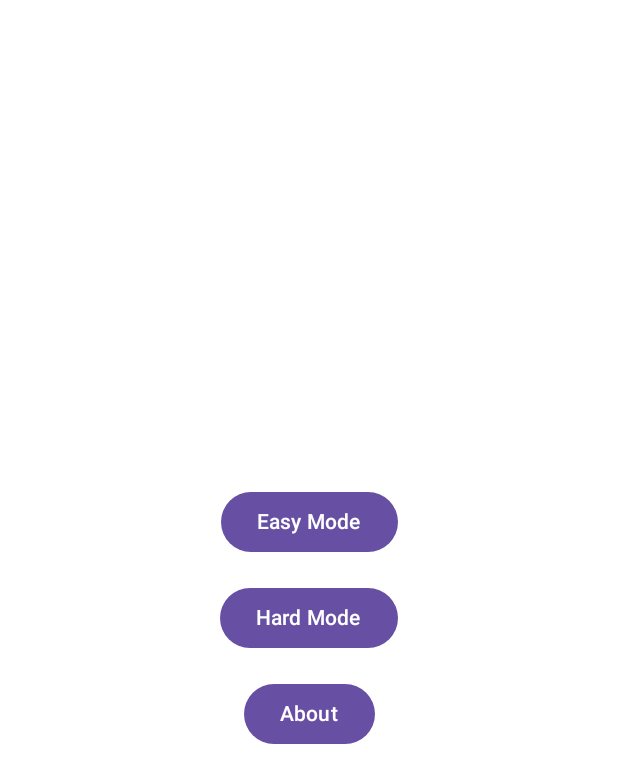
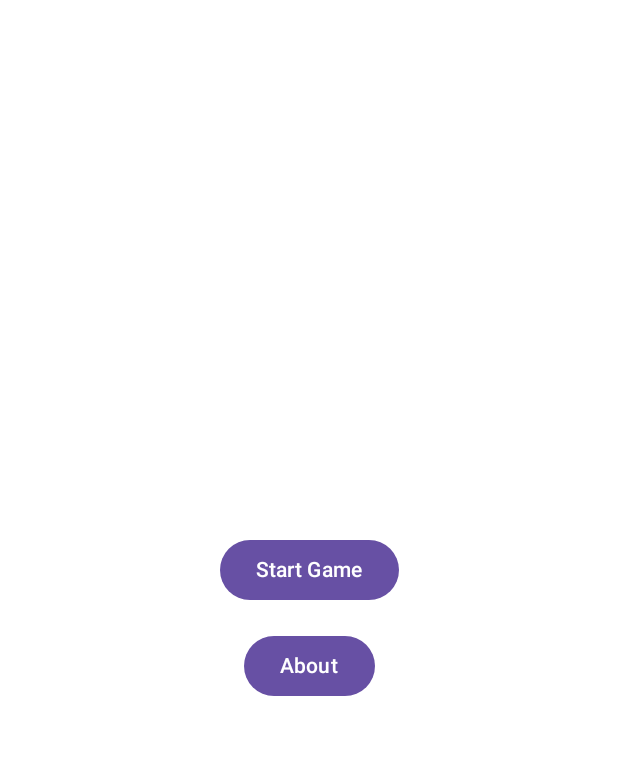
Before and after one commit to agzaiyenth/Dice-Mobile-Game, an Android app built with Jetpack Compose: the MainMenuScreen screen opened through its navigation route, on a phone screen of 412 x 824 dp. Shown: the top 783 px of the screen. Run offline under Robolectric (Android 15) with nearby library versions, the phone set to English and light mode, and no system bars.

Commit message:
Add mode selection dialog and dropdown for game difficulty; refactor MainMenuScreen and DiceGameViewModel to integrate mode selection

```diff
--- a/app/src/main/java/com/example/rollthedice/ui/theme/GameScreen.kt
+++ b/app/src/main/java/com/example/rollthedice/ui/theme/GameScreen.kt
@@ -8,11 +8,9 @@ import androidx.compose.ui.unit.dp
 import androidx.navigation.NavController
 import com.example.rollthedice.viewmodel.DiceGameViewModel
 import androidx.compose.runtime.collectAsState
-
-
 @Composable
-fun GameScreen(navController: NavController, mode: String) {
-    val viewModel = remember { DiceGameViewModel(mode) } // Pass mode to ViewModel
+fun GameScreen(navController: NavController, mode: String) { // ✅ Mode is passed and fixed
+    val viewModel = remember { DiceGameViewModel(mode) } // ✅ Pass mode to ViewModel
     val humanDice by viewModel.humanDice.collectAsState()
     val computerDice by viewModel.computerDice.collectAsState()
     val humanScore by viewModel.humanScore.collectAsState()
--- a/app/src/main/java/com/example/rollthedice/ui/theme/MainMenuScreen.kt
+++ b/app/src/main/java/com/example/rollthedice/ui/theme/MainMenuScreen.kt
@@ -9,6 +9,7 @@ import androidx.navigation.NavController
 
 @Composable
 fun MainMenuScreen(navController: NavController) {
+    var showModeDialog by remember { mutableStateOf(false) }
     var showDialog by remember { mutableStateOf(false) }
 
     Column(
@@ -16,23 +17,30 @@ fun MainMenuScreen(navController: NavController) {
         horizontalAlignment = Alignment.CenterHorizontally,
         verticalArrangement = Arrangement.Center
     ) {
-        Button(onClick = { navController.navigate("game/easy") }) {
-            Text("Easy Mode")
-        }
-        Spacer(modifier = Modifier.height(16.dp))
-        Button(onClick = { navController.navigate("game/hard") }) {
-            Text("Hard Mode")
+        Button(onClick = { showModeDialog = true }) {
+            Text("Start Game")
         }
         Spacer(modifier = Modifier.height(16.dp))
         Button(onClick = { showDialog = true }) {
             Text("About")
         }
+
     }
-
     if (showDialog) {
         showAboutDialog(onDismiss = { showDialog = false })
     }
+
+    if (showModeDialog) {
+        ModeSelectionDialog(
+            onModeSelected = { mode ->
+                navController.navigate("game/$mode")
+                showModeDialog = false
+            },
+            onDismiss = { showModeDialog = false }
+        )
+    }
 }
+
 
 
 
```
Also changed, not shown: app/src/main/java/com/example/rollthedice/ui/theme/ModeSelectionDialog.kt (added, +33 -0 lines), app/src/main/java/com/example/rollthedice/ui/theme/ModeSelectionDropdown.kt (added, +34 -0 lines), app/src/main/java/com/example/rollthedice/viewmodel/DiceGameViewModel.kt (+7 -5 lines), app/src/main/java/com/example/rollthedice/MainActivity.kt (line endings or trailing spaces).
